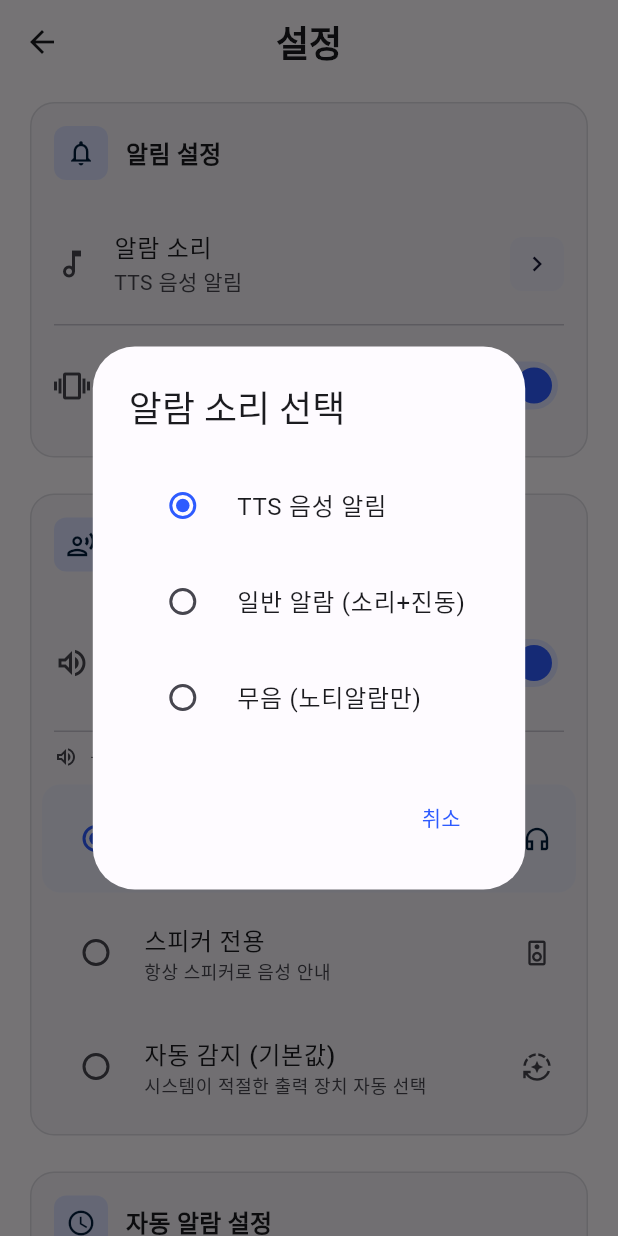
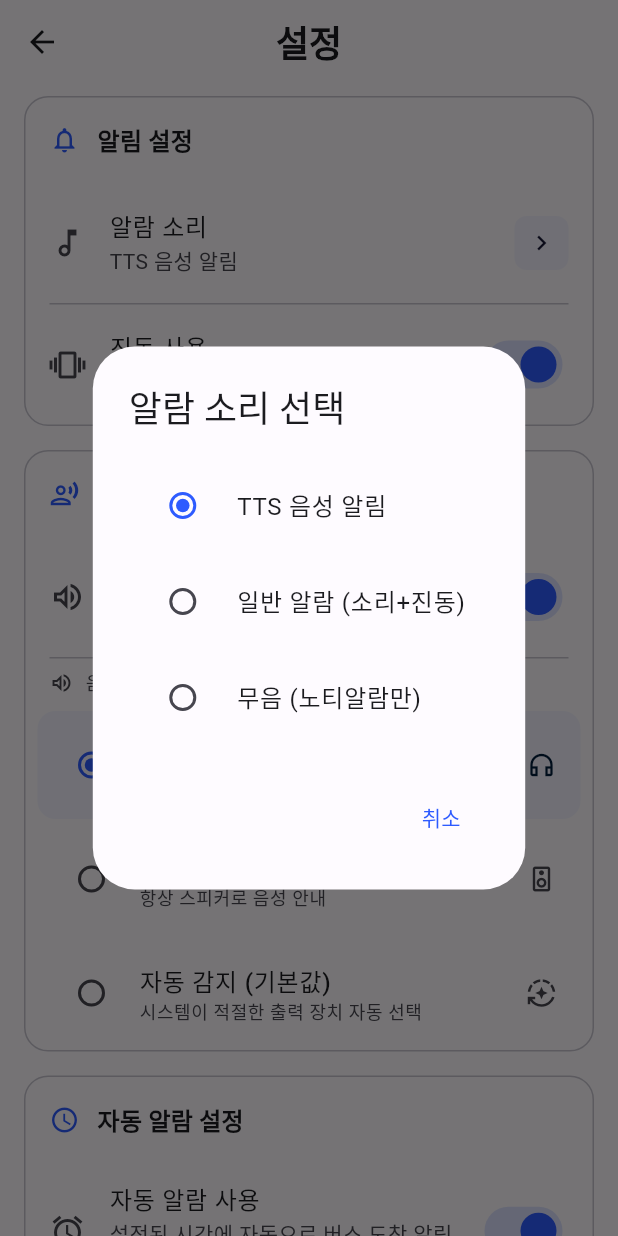
Before and after one commit to maskelog/Daegu_bus_flutter_app, a Flutter app: the SettingsScreen screen opened directly, after a tap on "알람 소리", on a phone screen of 412 x 824 dp. Run offline on Flutter 3.47's test engine with Material 3 defaults, Android fonts, the phone set to English and light mode, and no system bars; our stand-ins replace device_info_plus, dio, flutter_dotenv, flutter_local_notifications, flutter_tts, geolocator and 3 more; missing offline and left inert: android_alarm_manager_plus, workmanager; accounts and stored records are empty.

Commit message:
Fix: 다크모드 지원 개선 - Material 3 ColorScheme 완전 적용
주요 개선사항:
- 설정 화면: 하드코딩된 색상 제거 및 조건부 색상 처리 개선
- 알람 화면: 삭제 다이얼로그 다크모드 지원
- 버스 도착 화면: 시간 표시 및 메시지 색상 개선
- 홈 화면: 제목 텍스트 및 즐겨찾기 아이콘 색상 개선
- Station Item 위젯: 즐겨찾기 별표 색상 개선

수정된 하드코딩 색상들:
- Colors.white, Colors.black87 → colorScheme.onSrface
- Colors.red → colorScheme.error
- Colors.green, Colors.blue → colorScheme.primary/secondary
- Colors.amber → colorScheme.primary
- Color.fromARGB() → colorScheme 컨테이너 색상

Material 3 다크테마가 모든 화면에서 일관되게 작동합니다.

```diff
--- a/lib/screens/home_screen.dart
+++ b/lib/screens/home_screen.dart
@@ -563,14 +563,13 @@ class _HomeScreenState extends State<HomeScreen> {
                     children: [
                       Text(
                         '${_selectedStop!.name} 실시간 도착 정보',
-                        style:
-                            Theme.of(context).textTheme.titleMedium?.copyWith(
-                                  fontWeight: FontWeight.bold,
-                                  color: Theme.of(context).brightness ==
-                                          Brightness.dark
-                                      ? Colors.white
-                                      : Colors.black87,
-                                ),
+                        style: Theme.of(context)
+                            .textTheme
+                            .titleMedium
+                            ?.copyWith(
+                              fontWeight: FontWeight.bold,
+                              color: Theme.of(context).colorScheme.onSurface,
+                            ),
                       ),
                       IconButton(
                         onPressed: () => _toggleFavorite(_selectedStop!),
@@ -579,7 +578,7 @@ class _HomeScreenState extends State<HomeScreen> {
                               ? Icons.star
                               : Icons.star_border,
                           color: _isStopFavorite(_selectedStop!)
-                              ? Colors.amber
+                              ? Theme.of(context).colorScheme.primary
                               : Theme.of(context).colorScheme.onSurfaceVariant,
                         ),
                         tooltip: _isStopFavorite(_selectedStop!)
--- a/lib/screens/settings_screen.dart
+++ b/lib/screens/settings_screen.dart
@@ -213,54 +213,39 @@ class _SettingsScreenState extends State<SettingsScreen> {
 
     return Container(
       margin: const EdgeInsets.symmetric(horizontal: 16),
-      child: Card(
-        elevation: 0,
-        color: colorScheme.surfaceContainerHighest.withOpacity(0.3),
-        shape: RoundedRectangleBorder(
+      decoration: BoxDecoration(
+        color: colorScheme.surfaceContainerLowest,
         borderRadius: BorderRadius.circular(16),
-          side: BorderSide(
-            color: colorScheme.outline.withOpacity(0.2),
+        border: Border.all(
+          color: colorScheme.outlineVariant,
           width: 1,
         ),
       ),
       child: Column(
         crossAxisAlignment: CrossAxisAlignment.start,
         children: [
-            // 섹션 헤더
           Padding(
             padding: const EdgeInsets.all(16),
             child: Row(
               children: [
-                  Container(
-                    padding: const EdgeInsets.all(8),
-                    decoration: BoxDecoration(
-                      color: colorScheme.primaryContainer,
-                      borderRadius: BorderRadius.circular(8),
-                    ),
-                    child: Icon(
+                Icon(
                   icon,
+                  color: colorScheme.primary,
                   size: 20,
-                      color: colorScheme.onPrimaryContainer,
-                    ),
                 ),
                 const SizedBox(width: 12),
                 Text(
                   title,
                   style: theme.textTheme.titleMedium?.copyWith(
-                      color: Theme.of(context).brightness == Brightness.dark
-                          ? Colors.white
-                          : colorScheme.onSurface,
                     fontWeight: FontWeight.w600,
+                    color: colorScheme.onSurface,
                   ),
                 ),
               ],
             ),
           ),
-            // 섹션 내용
           ...children,
-            const SizedBox(height: 8),
         ],
-        ),
       ),
     );
   }
@@ -268,7 +253,7 @@ class _SettingsScreenState extends State<SettingsScreen> {
   Widget _buildSwitchTile(
     BuildContext context, {
     required String title,
-    required String subtitle,
+    String? subtitle,
     required IconData icon,
     required bool value,
     required ValueChanged<bool> onChanged,
@@ -287,17 +272,17 @@ class _SettingsScreenState extends State<SettingsScreen> {
         title,
         style: theme.textTheme.bodyLarge?.copyWith(
           fontWeight: FontWeight.w500,
-          color: Theme.of(context).brightness == Brightness.dark
-              ? Colors.white
-              : null,
+          color: colorScheme.onSurface,
         ),
       ),
-      subtitle: Text(
+      subtitle: subtitle != null
+          ? Text(
               subtitle,
               style: theme.textTheme.bodyMedium?.copyWith(
                 color: colorScheme.onSurfaceVariant,
               ),
-      ),
+            )
+          : null,
       trailing: Switch(
         value: value,
         onChanged: onChanged,
@@ -325,9 +310,7 @@ class _SettingsScreenState extends State<SettingsScreen> {
         '알람 소리',
         style: theme.textTheme.bodyLarge?.copyWith(
           fontWeight: FontWeight.w500,
-          color: Theme.of(context).brightness == Brightness.dark
-              ? Colors.white
-              : null,
+          color: colorScheme.onSurface,
         ),
       ),
       subtitle: Text(
@@ -384,9 +367,7 @@ class _SettingsScreenState extends State<SettingsScreen> {
                 child: Text(
                   '버스 추적 시 알림에 표시할 버스 범위',
                   style: theme.textTheme.bodySmall?.copyWith(
-                    color: Theme.of(context).brightness == Brightness.dark
-                        ? Colors.white70
-                        : colorScheme.onSurfaceVariant,
+                    color: colorScheme.onSurfaceVariant,
                   ),
                 ),
               ),
@@ -434,9 +415,7 @@ class _SettingsScreenState extends State<SettingsScreen> {
               Text(
                 '음성 출력 모드',
                 style: theme.textTheme.bodySmall?.copyWith(
-                  color: Theme.of(context).brightness == Brightness.dark
-                      ? Colors.white70
-                      : colorScheme.onSurfaceVariant,
+                  color: colorScheme.onSurfaceVariant,
                   fontWeight: FontWeight.w500,
                 ),
               ),
@@ -559,9 +538,7 @@ class _SettingsScreenState extends State<SettingsScreen> {
             fontWeight: FontWeight.w500,
             color: isSelected
                 ? colorScheme.onPrimaryContainer
-                : (Theme.of(context).brightness == Brightness.dark
-                    ? Colors.white
-                    : colorScheme.onSurface),
+                : colorScheme.onSurface,
           ),
         ),
         subtitle: subtitle != null
@@ -570,9 +547,7 @@ class _SettingsScreenState extends State<SettingsScreen> {
                 style: theme.textTheme.bodySmall?.copyWith(
                   color: isSelected
                       ? colorScheme.onPrimaryContainer.withOpacity(0.8)
-                      : (Theme.of(context).brightness == Brightness.dark
-                          ? Colors.white70
-                          : colorScheme.onSurfaceVariant),
+                      : colorScheme.onSurfaceVariant,
                 ),
               )
             : null,
@@ -602,6 +577,9 @@ class _AlarmSoundDialog extends StatelessWidget {
 
   @override
   Widget build(BuildContext context) {
+    final theme = Theme.of(context);
+    final colorScheme = theme.colorScheme;
+
     // Get all sound options from AlarmSound class
     final allSounds = [
       AlarmSound.ttsAlarm,
@@ -610,12 +588,11 @@ class _AlarmSoundDialog extends StatelessWidget {
     ];
 
     return AlertDialog(
+      backgroundColor: colorScheme.surface,
       title: Text(
         '알람 소리 선택',
-        style: TextStyle(
-          color: Theme.of(context).brightness == Brightness.dark
-              ? Colors.white
-              : null,
+        style: theme.textTheme.headlineSmall?.copyWith(
+          color: colorScheme.onSurface,
         ),
       ),
       content: SingleChildScrollView(
@@ -626,14 +603,13 @@ class _AlarmSoundDialog extends StatelessWidget {
                 (sound) => RadioListTile<String>(
                   title: Text(
                     sound.name,
-                    style: TextStyle(
-                      color: Theme.of(context).brightness == Brightness.dark
-                          ? Colors.white
-                          : null,
+                    style: theme.textTheme.bodyLarge?.copyWith(
+                      color: colorScheme.onSurface,
                     ),
                   ),
                   value: sound.id,
                   groupValue: selectedId,
+                  activeColor: colorScheme.primary,
                   onChanged: (value) {
                     Navigator.of(context).pop(value);
                   },
@@ -648,9 +624,7 @@ class _AlarmSoundDialog extends StatelessWidget {
           child: Text(
             '취소',
             style: TextStyle(
-              color: Theme.of(context).brightness == Brightness.dark
-                  ? Colors.white
-                  : null,
+              color: colorScheme.primary,
             ),
           ),
         ),
--- a/lib/widgets/station_item.dart
+++ b/lib/widgets/station_item.dart
@@ -72,7 +72,7 @@ class StationItem extends StatelessWidget {
                       icon: Icon(
                         station.isFavorite ? Icons.star : Icons.star_border,
                         color: station.isFavorite
-                            ? Colors.amber
+                            ? colorScheme.primary
                             : colorScheme.onSurfaceVariant,
                         size: 24,
                       ),
```
Also changed, not shown: lib/screens/alarm_screen.dart (+24 -4 lines), lib/screens/bus_arrival_screen.dart (+27 -14 lines). Lines whose indentation alone changed are shown as unchanged.
